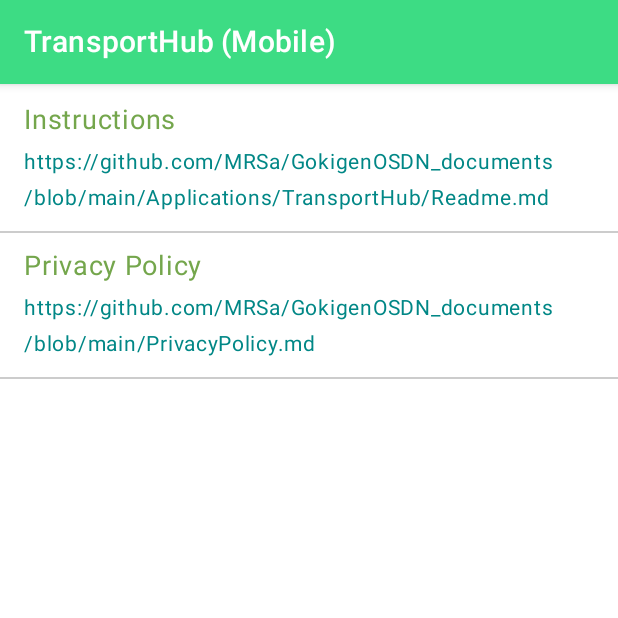
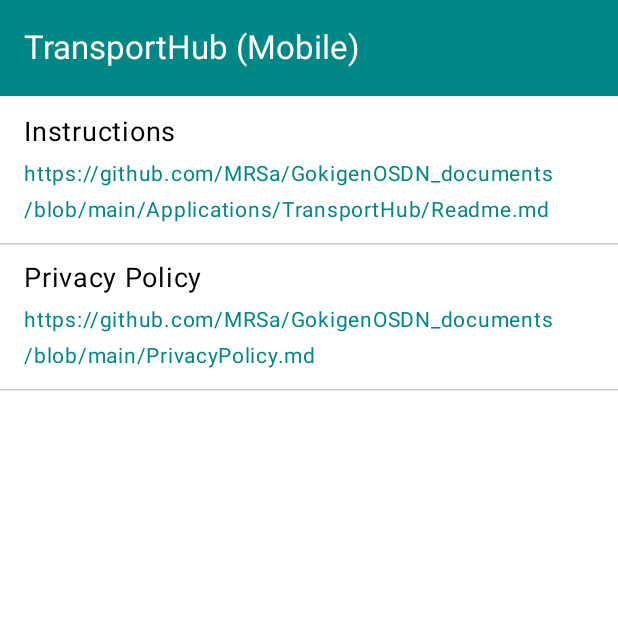
Before and after one commit to MRSa/TransportHub, an Android app built with Jetpack Compose: the screen it shows after launch (MainActivity), after a tap on "Settings", on a phone screen of 412 x 824 dp, the top half of it. Run offline under Robolectric (Android 15) with nearby library versions, the light colour scheme and no system bars; our stand-ins replace Room's generated code; 1 statement that could not run was skipped.

Commit message:
Mobileのシステムアイコンが背景色と同じで区別ができなかったので修正する。

```diff
--- a/app/build.gradle
+++ b/app/build.gradle
@@ -14,8 +14,8 @@ android {
         applicationId "net.osdn.ja.gokigen.transporthub"
         minSdk 26
         targetSdk 36
-        versionCode 1034
-        versionName "1.04w"
+        versionCode 1036
+        versionName "1.05w"
         vectorDrawables {
             useSupportLibrary true
         }
--- a/transporthubmobile/src/main/java/net/osdn/ja/gokigen/transporthub/mobile/ui/DataItem.kt
+++ b/transporthubmobile/src/main/java/net/osdn/ja/gokigen/transporthub/mobile/ui/DataItem.kt
@@ -6,8 +6,8 @@ import androidx.compose.foundation.layout.Column
 import androidx.compose.foundation.layout.Row
 import androidx.compose.foundation.layout.fillMaxWidth
 import androidx.compose.foundation.layout.padding
-import androidx.compose.material.Icon
-import androidx.compose.material.Text
+import androidx.compose.material3.Icon
+import androidx.compose.material3.Text
 import androidx.compose.material.icons.Icons
 import androidx.compose.material.icons.filled.Check
 import androidx.compose.runtime.Composable
--- a/transporthubmobile/src/main/java/net/osdn/ja/gokigen/transporthub/mobile/ui/MainScreen.kt
+++ b/transporthubmobile/src/main/java/net/osdn/ja/gokigen/transporthub/mobile/ui/MainScreen.kt
@@ -2,7 +2,6 @@ package net.osdn.ja.gokigen.transporthub.mobile.ui
 
 import android.content.Intent
 import androidx.compose.foundation.background
-import androidx.compose.foundation.isSystemInDarkTheme
 import androidx.compose.foundation.layout.Arrangement
 import androidx.compose.foundation.layout.Column
 import androidx.compose.foundation.layout.PaddingValues
@@ -11,21 +10,22 @@ import androidx.compose.foundation.layout.padding
 import androidx.compose.foundation.lazy.LazyColumn
 import androidx.compose.foundation.lazy.items
 import androidx.compose.foundation.lazy.rememberLazyListState
-import androidx.compose.material.Icon
-import androidx.compose.material.IconButton
-import androidx.compose.material.MaterialTheme
-import androidx.compose.material.Scaffold
-import androidx.compose.material.Text
-import androidx.compose.material.TopAppBar
+import androidx.compose.material3.Icon
+import androidx.compose.material3.IconButton
+import androidx.compose.material3.MaterialTheme
+import androidx.compose.material3.Scaffold
+import androidx.compose.material3.Text
+import androidx.compose.material3.TopAppBar
+import androidx.compose.material3.TopAppBarDefaults
 import androidx.compose.material.icons.Icons
 import androidx.compose.material.icons.filled.Info
 import androidx.compose.material.icons.filled.Settings
+import androidx.compose.material3.ExperimentalMaterial3Api
 import androidx.compose.runtime.Composable
 import androidx.compose.runtime.LaunchedEffect
 import androidx.compose.runtime.remember
 import androidx.compose.ui.Alignment
 import androidx.compose.ui.Modifier
-import androidx.compose.ui.graphics.Color
 import androidx.compose.ui.platform.LocalContext
 import androidx.compose.ui.res.stringResource
 import androidx.compose.ui.text.style.TextAlign
@@ -47,13 +47,14 @@ fun MobileApp(navController: NavHostController, dataListModel: DataListModel)
             topBar = { MainTopBar(navController) },
             modifier = Modifier
                 .fillMaxSize()
-                .background(MaterialTheme.colors.background),
+                .background(MaterialTheme.colorScheme.background),
         ) {
                 paddingValues -> ReceivedContentList(navController, dataListModel, paddingValues)
         }
     }
 }
 
+@OptIn(ExperimentalMaterial3Api::class)
 @Composable
 fun MainTopBar(navController: NavHostController)
 {
@@ -64,10 +65,11 @@ fun MainTopBar(navController: NavHostController)
         title = {
             Text(stringResource(id = R.string.app_name))
         },
-        //backgroundColor = MaterialTheme.colors.primary,
-        //contentColor = MaterialTheme.colors.onPrimary,
-        backgroundColor = Color(0xff3DDC84),
-        contentColor = if (isSystemInDarkTheme()) { Color.Black } else { Color.White },
+        colors = TopAppBarDefaults.topAppBarColors(
+            containerColor = MaterialTheme.colorScheme.primary,
+            titleContentColor = MaterialTheme.colorScheme.onPrimary,
+            actionIconContentColor = MaterialTheme.colorScheme.onPrimary,
+        ),
         actions = {
             IconButton(onClick = { navController.navigate("PreferenceScreen") }) {
                 Icon(Icons.Default.Settings, contentDescription = "Settings")
@@ -96,13 +98,6 @@ fun ReceivedContentList(navController: NavHostController, dataListModel: DataLis
             items(dataListModel.dataList, key = { it.id }) { data ->
                 DataItem(navController, data)
             }
-/*
-            this.items(dataListModel.dataList) { data ->
-                key(data.id) {
-                    DataItem(navController, data)
-                }
-            }
- */
         }
     }
     else
--- a/transporthubmobile/src/main/java/net/osdn/ja/gokigen/transporthub/mobile/ui/PreferenceScreen.kt
+++ b/transporthubmobile/src/main/java/net/osdn/ja/gokigen/transporthub/mobile/ui/PreferenceScreen.kt
@@ -1,7 +1,6 @@
 package net.osdn.ja.gokigen.transporthub.mobile.ui
 
 import androidx.compose.foundation.clickable
-import androidx.compose.foundation.isSystemInDarkTheme
 import androidx.compose.foundation.layout.Column
 import androidx.compose.foundation.layout.Row
 import androidx.compose.foundation.layout.Spacer
@@ -10,11 +9,13 @@ import androidx.compose.foundation.layout.height
 import androidx.compose.foundation.layout.padding
 import androidx.compose.foundation.layout.size
 import androidx.compose.foundation.layout.width
-import androidx.compose.material.Divider
-import androidx.compose.material.MaterialTheme
-import androidx.compose.material.Text
-import androidx.compose.material.TopAppBar
+import androidx.compose.material3.ExperimentalMaterial3Api
+import androidx.compose.material3.HorizontalDivider
+import androidx.compose.material3.MaterialTheme
+import androidx.compose.material3.Text
+import androidx.compose.material3.TopAppBar
 import androidx.compose.material3.Surface
+import androidx.compose.material3.TopAppBarDefaults
 import androidx.compose.runtime.Composable
 import androidx.compose.ui.Modifier
 import androidx.compose.ui.graphics.Color
@@ -33,64 +34,39 @@ fun PreferenceScreen(navController: NavHostController)
     TransportHubTheme {
         Surface(
             modifier = Modifier.fillMaxSize(),
-            color = MaterialTheme.colors.background
+            color = MaterialTheme.colorScheme.background
         ) {
             Column {
                 PreferenceScreenTitle(navController)
                 Spacer(Modifier.size(padding))
-                //Divider(color = Color.LightGray, thickness = 1.dp)
-                //ShowWifiSetting()
-                //Spacer(Modifier.size(padding))
-                //Divider(color = Color.LightGray, thickness = 1.dp)
                 Spacer(Modifier.size(padding))
                 ShowAboutGokigen()
                 Spacer(Modifier.size(padding))
-                Divider(color = Color.LightGray, thickness = 1.dp)
+                HorizontalDivider(thickness = 1.dp, color = Color.LightGray)
                 Spacer(Modifier.size(padding))
                 ShowGokigenPrivacyPolicy()
                 Spacer(Modifier.size(padding))
-                Divider(color = Color.LightGray, thickness = 1.dp)
+                HorizontalDivider(thickness = 1.dp, color = Color.LightGray)
             }
         }
     }
 }
 
+@OptIn(ExperimentalMaterial3Api::class)
 @Composable
 fun PreferenceScreenTitle(navController: NavHostController)
 {
     TopAppBar(
         title = { Text(stringResource(id = R.string.app_name)) },
         modifier = Modifier.clickable(onClick = { navController.popBackStack() }),
-        backgroundColor = Color(0xff3DDC84),
-        contentColor = if (isSystemInDarkTheme()) { Color.Black } else { Color.White },
+        colors = TopAppBarDefaults.topAppBarColors(
+            containerColor = MaterialTheme.colorScheme.primary,
+            titleContentColor = MaterialTheme.colorScheme.onPrimary,
+            actionIconContentColor = MaterialTheme.colorScheme.onPrimary,
+        ),
     )
 }
 
-/*
-@Composable
-fun ShowWifiSetting()
-{
-    val context = LocalContext.current
-    val density = LocalDensity.current
-    Row(modifier = Modifier.padding(all = 8.dp)) {
-        Spacer(modifier = Modifier.width(8.dp))
-        Icon(painter = painterResource(id = R.drawable.baseline_wifi_24),
-            contentDescription = "Wifi",
-            modifier = Modifier.clickable( onClick = {
-                context.startActivity(Intent(Intent(Settings.ACTION_WIFI_SETTINGS)))
-            })
-        )
-        Text(
-            text = stringResource(R.string.pref_wifi_settings),
-            fontSize = with(density) { 18.dp.toSp() },
-            modifier = Modifier.padding(all = 4.dp)
-                .clickable( onClick = {
-                    context.startActivity(Intent(Intent(Settings.ACTION_WIFI_SETTINGS)))
-                })
-        )
-    }
-}
-*/
 @Composable
 fun ShowAboutGokigen()
 {
@@ -101,13 +77,13 @@ fun ShowAboutGokigen()
         Column {
             Text(
                 text = stringResource(R.string.pref_instruction_manual),
-                color = MaterialTheme.colors.primaryVariant,
+                color = MaterialTheme.colorScheme.onSecondary,
                 fontSize = 18.sp
             )
             Spacer(modifier = Modifier.height(4.dp))
             Text(
                 text = openUri,
-                color = MaterialTheme.colors.secondaryVariant,
+                color = MaterialTheme.colorScheme.primary,
                 modifier = Modifier.clickable(onClick = { uriHandler.openUri(openUri) }),
                 fontSize = 14.sp
             )
@@ -125,13 +101,13 @@ fun ShowGokigenPrivacyPolicy()
         Column {
             Text(
                 text = stringResource(R.string.pref_privacy_policy),
-                color = MaterialTheme.colors.primaryVariant,
+                color = MaterialTheme.colorScheme.onSecondary,
                 fontSize = 18.sp
             )
             Spacer(modifier = Modifier.height(4.dp))
             Text(
                 text = openUri,
-                color = MaterialTheme.colors.secondaryVariant,
+                color = MaterialTheme.colorScheme.primary,
                 modifier = Modifier.clickable(onClick = { uriHandler.openUri(openUri) }),
                 fontSize = 14.sp
             )
--- a/transporthubmobile/src/main/java/net/osdn/ja/gokigen/transporthub/mobile/ui/ViewRoot.kt
+++ b/transporthubmobile/src/main/java/net/osdn/ja/gokigen/transporthub/mobile/ui/ViewRoot.kt
@@ -4,9 +4,11 @@ package net.osdn.ja.gokigen.transporthub.mobile.ui
 import android.content.Context
 import android.util.AttributeSet
 import android.util.Log
+import androidx.compose.foundation.layout.systemBarsPadding
 import androidx.compose.material3.Surface
 import androidx.compose.runtime.Composable
 import androidx.compose.runtime.LaunchedEffect
+import androidx.compose.ui.Modifier
 import androidx.compose.ui.platform.AbstractComposeView
 import androidx.compose.ui.platform.LocalContext
 import androidx.lifecycle.viewmodel.compose.viewModel
@@ -49,7 +51,11 @@ class ViewRoot @JvmOverloads constructor(context: Context, attrs: AttributeSet?
 fun NavigationMain(navController: NavHostController, dataListModel: DataListModel)
 {
     val context = LocalContext.current
-    NavHost(navController = navController, startDestination = "MainScreen") {
+    NavHost(
+        modifier = Modifier.systemBarsPadding(),
+        navController = navController,
+        startDestination = "MainScreen"
+    ) {
         composable("MainScreen") {
             MobileApp(navController = navController, dataListModel = dataListModel)
         }
--- a/transporthubmobile/src/main/java/net/osdn/ja/gokigen/transporthub/mobile/ui/theme/Theme.kt
+++ b/transporthubmobile/src/main/java/net/osdn/ja/gokigen/transporthub/mobile/ui/theme/Theme.kt
@@ -2,9 +2,9 @@ package net.osdn.ja.gokigen.transporthub.mobile.ui.theme
 
 import android.app.Activity
 import androidx.compose.foundation.isSystemInDarkTheme
-import androidx.compose.material.MaterialTheme
-import androidx.compose.material.darkColors
-import androidx.compose.material.lightColors
+import androidx.compose.material3.MaterialTheme
+import androidx.compose.material3.darkColorScheme
+import androidx.compose.material3.lightColorScheme
 
 import androidx.compose.runtime.Composable
 import androidx.compose.runtime.SideEffect
@@ -12,44 +12,76 @@ import androidx.compose.ui.graphics.Color
 import androidx.compose.ui.platform.LocalView
 import androidx.core.view.WindowCompat
 
-private val DarkColorPalette = darkColors(
-    primary = AccentGreen,
-    primaryVariant = SubGreen,
+private val DarkColorScheme = darkColorScheme(
+    primary = Color(color = 0xFF018786), // AccentGreen,
+    onPrimary = Color.White,
+    primaryContainer = SubGreen,
+    onPrimaryContainer = Color.Black,
+
     secondary = BaseGreen,
-    background = Color.Black
+    onSecondary = Color.White,
+    secondaryContainer = SubGreen,
+    onSecondaryContainer = Color.Black,
+
+    tertiary = SubGreen,
+    onTertiary = Color.White,
+
+    background = Color.Black,
+    onBackground = Color.White,
+
+    surface = Color.Black,
+    onSurface = Color.White,
+
+    // その他の色（error, onError, surfaceVariant, onSurfaceVariantなど）も必要に応じて追加
+    error = Color(0xFFB00020),
+    onError = Color.White,
 )
 
-private val LightColorPalette = lightColors(
-    primary = BaseGreen,
-    primaryVariant = AccentGreen,
+private val LightColorScheme = lightColorScheme(
+    primary = Color(color = 0xFF018786), // BaseGreen,
+    onPrimary = Color.White, // Color.Black,
+    primaryContainer = AccentGreen,
+    onPrimaryContainer = Color.White,
+
     secondary = SubGreen,
-    background = Color.White
+    onSecondary = Color.Black,
+    secondaryContainer = AccentGreen,
+    onSecondaryContainer = Color.Black,
+
+    tertiary = AccentGreen,
+    onTertiary = Color.Black,
+
+    background = Color.White,
+    onBackground = Color.Black, // 背景が白なのでテキストは黒
+
+    surface = Color.White,
+    onSurface = Color.Black,
+
+    error = Color(0xFFB00020),
+    onError = Color.White,
 )
 
 @Composable
 fun TransportHubTheme(
     darkTheme: Boolean = isSystemInDarkTheme(),
-    // Dynamic color is available on Android 12+
-    //dynamicColor: Boolean = true,
     content: @Composable () -> Unit
 )
 {
-    val colors = if (darkTheme) {
-        DarkColorPalette
+    val colorScheme = if (darkTheme) {
+        DarkColorScheme
     } else {
-        LightColorPalette
+        LightColorScheme
     }
     val view = LocalView.current
     if (!view.isInEditMode) {
         SideEffect {
             val window = (view.context as Activity).window
-            WindowCompat.getInsetsController(window, view).isAppearanceLightStatusBars = darkTheme
+            WindowCompat.getInsetsController(window, view).isAppearanceLightStatusBars = !darkTheme
         }
     }
 
     MaterialTheme(
-        colors = colors,
-        //typography = Typography,
+        colorScheme = colorScheme,
         content = content
     )
 }
```
Also changed, not shown: transporthubmobile/build.gradle (+12 -6 lines), transporthubmobile/src/main/java/net/osdn/ja/gokigen/transporthub/mobile/ui/DetailScreen.kt (+17 -11 lines).
